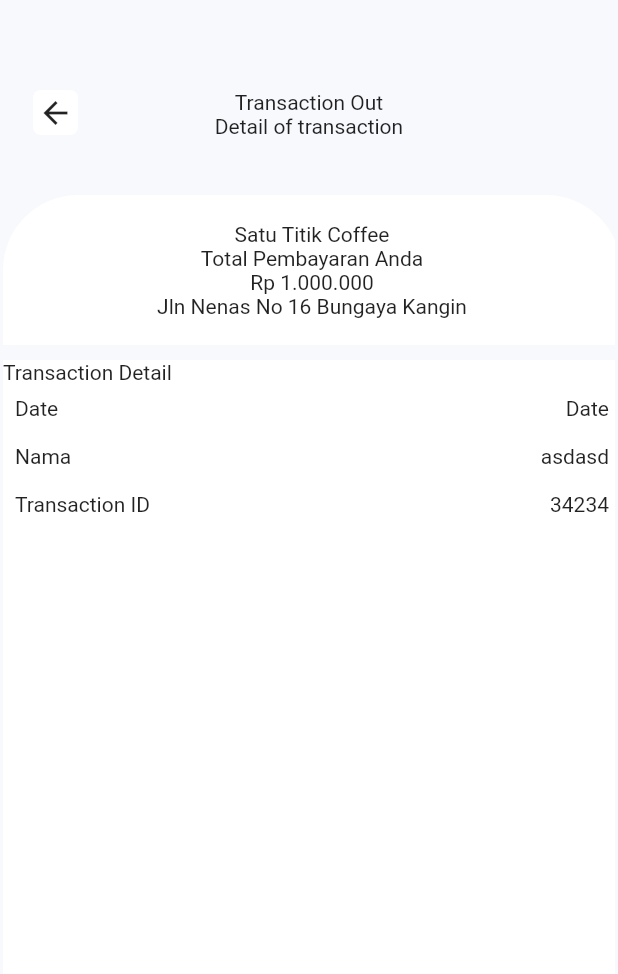
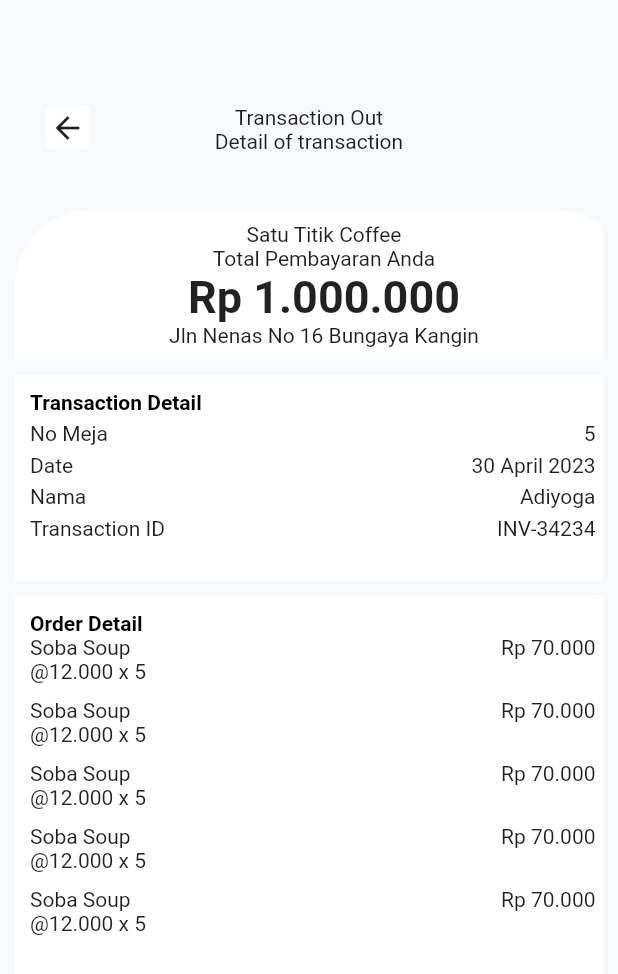
Before and after one commit to adiyoga27/SI_FLUTTER_SATU_TITIK, a Flutter app: the InvoicePage screen opened directly, on a phone screen of 412 x 824 dp. Shown: the top 974 px of the screen. Run offline on Flutter 3.47's test engine with Material 2 defaults, Android fonts, the phone set to English and light mode, and no system bars; our stand-ins replace fluttertoast, get, permission_handler, smooth_page_indicator; missing offline and left inert: qr_code_scanner.

Commit message:
Update Cart

```diff
--- a/lib/Screens/cart/invoice.dart
+++ b/lib/Screens/cart/invoice.dart
@@ -1,12 +1,12 @@
 import 'package:flutter/cupertino.dart';
 import 'package:flutter/material.dart';
-import 'package:food_delivery_app/Screens/cart/widget/product_card.dart';
-import 'package:food_delivery_app/Screens/details/widget/food_detail.dart';
-import 'package:food_delivery_app/Screens/details/widget/food_image.dart';
-import 'package:food_delivery_app/constants/colors.dart';
+import 'package:satutitik/Screens/cart/widget/product_card.dart';
+import 'package:satutitik/Screens/details/widget/food_detail.dart';
+import 'package:satutitik/Screens/details/widget/food_image.dart';
+import 'package:satutitik/constants/colors.dart';
 
-import 'package:food_delivery_app/models/food.dart';
-import 'package:food_delivery_app/widgets/custom_app_bar.dart';
+import 'package:satutitik/models/food.dart';
+import 'package:satutitik/widgets/custom_app_bar.dart';
 import 'package:get/get.dart';
 
 class InvoicePage extends StatelessWidget {
@@ -15,7 +15,7 @@ class InvoicePage extends StatelessWidget {
     return Scaffold(
       backgroundColor: Color(0xfff8f9fd),
       body: Padding(
-          padding: EdgeInsets.symmetric(horizontal: 2.0),
+          padding: EdgeInsets.symmetric(horizontal: 10.0, vertical: 10.0),
           child: Stack(children: [
             Positioned(
                 top: 60,
@@ -48,15 +48,22 @@ class InvoicePage extends StatelessWidget {
                 child: Column(
                   children: [
                     Container(
-                      child: Column(
-                        mainAxisAlignment: MainAxisAlignment.center,
-                        crossAxisAlignment: CrossAxisAlignment.center,
-                        children: [
-                          Text('Satu Titik Coffee'),
-                          Text('Total Pembayaran Anda'),
-                          Text('Rp 1.000.000'),
-                          Text('Jln Nenas No 16 Bungaya Kangin'),
-                        ],
+                      child: Padding(
+                        padding: const EdgeInsets.all(8.0),
+                        child: Column(
+                          mainAxisAlignment: MainAxisAlignment.center,
+                          crossAxisAlignment: CrossAxisAlignment.center,
+                          children: [
+                            Text('Satu Titik Coffee'),
+                            Text('Total Pembayaran Anda'),
+                            Text(
+                              'Rp 1.000.000',
+                              style: TextStyle(
+                                  fontSize: 30.0, fontWeight: FontWeight.bold),
+                            ),
+                            Text('Jln Nenas No 16 Bungaya Kangin'),
+                          ],
+                        ),
                       ),
                       height: 100,
                       width: Get.width,
@@ -72,86 +79,123 @@ class InvoicePage extends StatelessWidget {
                       height: 10.0,
                     ),
                     Container(
-                      child: Column(
-                        mainAxisAlignment: MainAxisAlignment.start,
-                        crossAxisAlignment: CrossAxisAlignment.start,
-                        children: [
-                          Text('Transaction Detail'),
-                          Padding(
-                            padding: const EdgeInsets.all(8.0),
-                            child: Row(
+                      child: Padding(
+                        padding: const EdgeInsets.only(
+                            top: 10.0, bottom: 10.0, left: 10.0, right: 25.0),
+                        child: Column(
+                          crossAxisAlignment: CrossAxisAlignment.start,
+                          children: [
+                            Text(
+                              'Transaction Detail',
+                              style: TextStyle(
+                                  color: Colors.black,
+                                  fontWeight: FontWeight.bold),
+                            ),
+                            SizedBox(
+                              height: 5.0,
+                            ),
+                            Row(
+                              mainAxisAlignment: MainAxisAlignment.spaceBetween,
+                              children: [
+                                Text('No Meja'),
+                                Text('5'),
+                              ],
+                            ),
+                            SizedBox(
+                              height: 5.0,
+                            ),
+                            Row(
                               mainAxisAlignment: MainAxisAlignment.spaceBetween,
                               children: [
                                 Text('Date'),
-                                Text('Date'),
+                                Text('30 April 2023'),
                               ],
                             ),
-                          ),
-                          Padding(
-                            padding: const EdgeInsets.all(8.0),
-                            child: Row(
+                            SizedBox(
+                              height: 5.0,
+                            ),
+                            Row(
                               mainAxisAlignment: MainAxisAlignment.spaceBetween,
                               children: [
                                 Text('Nama'),
-                                Text('asdasd'),
+                                Text('Adiyoga'),
                               ],
                             ),
-                          ),
-                          Padding(
-                            padding: const EdgeInsets.all(8.0),
-                            child: Row(
+                            SizedBox(
+                              height: 5.0,
+                            ),
+                            Row(
                               mainAxisAlignment: MainAxisAlignment.spaceBetween,
                               children: [
                                 Text('Transaction ID'),
-                                Text('34234'),
+                                Text('INV-34234'),
                               ],
                             ),
-                          ),
-                        ],
+                          ],
+                        ),
                       ),
-                      height: Get.height / 1.2,
+                      height: Get.height / 6,
                       width: Get.width,
                       color: Colors.white,
                     ),
                     SizedBox(
-                      height: 100.0,
+                      height: 10.0,
                     ),
                     Container(
-                      child: Column(
-                        children: [
-                          Text('Transaction Detailaaaaaaaa'),
-                          Padding(
-                            padding: const EdgeInsets.all(8.0),
-                            child: Row(
-                              mainAxisAlignment: MainAxisAlignment.spaceBetween,
-                              children: [
-                                Text('Date'),
-                                Text('Date'),
-                              ],
+                      child: Padding(
+                        padding: const EdgeInsets.only(
+                          top: 10.0,
+                          bottom: 10.0,
+                          left: 10.0,
+                          right: 25.0,
+                        ),
+                        child: Column(
+                          crossAxisAlignment: CrossAxisAlignment.start,
+                          children: [
+                            Text(
+                              'Order Detail',
+                              style: TextStyle(
+                                  color: Colors.black,
+                                  fontWeight: FontWeight.bold),
                             ),
-                          ),
-                          Padding(
-                            padding: const EdgeInsets.all(8.0),
-                            child: Row(
-                              mainAxisAlignment: MainAxisAlignment.spaceBetween,
-                              children: [
-                                Text('Nama'),
-                                Text('asdasd'),
-                              ],
+                            Expanded(
+                              flex: 1,
+                              child: ListView.separated(
+                                itemCount: 5,
+                                itemBuilder: (context, index) {
+                                  return Row(
+                                    crossAxisAlignment:
+                                        CrossAxisAlignment.start,
+                                    mainAxisAlignment:
+                                        MainAxisAlignment.spaceBetween,
+                                    children: [
+                                      Column(
+                                        crossAxisAlignment:
+                                            CrossAxisAlignment.start,
+                                        mainAxisAlignment:
+                                            MainAxisAlignment.start,
+                                        children: [
+                                          Text('Soba Soup'),
+                                          Text('@12.000 x 5'),
+                                          SizedBox(
+                                            height: 10.0,
+                                          ),
+                                        ],
+                                      ),
+                                      Text('Rp 70.000'),
+                                    ],
+                                  );
+                                },
+                                separatorBuilder: (_, index) => SizedBox(
+                                  width: 15,
+                                ),
+                              ),
                             ),
-                          ),
-                          Padding(
-                            padding: const EdgeInsets.all(8.0),
-                            child: Row(
-                              mainAxisAlignment: MainAxisAlignment.spaceBetween,
-                              children: [
-                                Text('Transaction ID'),
-                                Text('34234'),
-                              ],
-                            ),
-                          ),
-                        ],
+                          ],
+                        ),
                       ),
+                      height: Get.height,
+                      width: Get.width,
                       color: Colors.white,
                     ),
                   ],
--- a/lib/Screens/cart/widget/product_card.dart
+++ b/lib/Screens/cart/widget/product_card.dart
@@ -1,6 +1,6 @@
 import 'package:flutter/material.dart';
 import 'package:flutter/widgets.dart';
-import 'package:food_delivery_app/constants/colors.dart';
+import 'package:satutitik/constants/colors.dart';
 
 class ProductCard extends StatelessWidget {
   const ProductCard({Key? key, this.name, this.price, this.qty, this.image})
--- a/lib/Screens/details/widget/food_image.dart
+++ b/lib/Screens/details/widget/food_image.dart
@@ -1,6 +1,6 @@
 import 'package:flutter/material.dart';
-import 'package:food_delivery_app/constants/colors.dart';
-import 'package:food_delivery_app/models/food.dart';
+import 'package:satutitik/constants/colors.dart';
+import 'package:satutitik/models/food.dart';
 
 class FoodImg extends StatelessWidget {
   final Food? food;
--- a/lib/Screens/details/widget/food_quantity.dart
+++ b/lib/Screens/details/widget/food_quantity.dart
@@ -2,10 +2,10 @@ import 'package:flutter/cupertino.dart';
 import 'package:flutter/material.dart';
 import 'package:flutter/painting.dart';
 import 'package:fluttertoast/fluttertoast.dart';
-import 'package:food_delivery_app/constants/colors.dart';
-import 'package:food_delivery_app/controllers/CartController.dart';
+import 'package:satutitik/constants/colors.dart';
+import 'package:satutitik/controllers/CartController.dart';
 
-import 'package:food_delivery_app/models/food.dart';
+import 'package:satutitik/models/food.dart';
 import 'package:get/get.dart';
 
 class FoodQuantity extends StatelessWidget {
--- a/lib/Screens/home/widget/food_item.dart
+++ b/lib/Screens/home/widget/food_item.dart
@@ -1,9 +1,9 @@
 import 'package:flutter/cupertino.dart';
 import 'package:flutter/material.dart';
 import 'package:flutter/painting.dart';
-import 'package:food_delivery_app/constants/colors.dart';
+import 'package:satutitik/constants/colors.dart';
 
-import 'package:food_delivery_app/models/food.dart';
+import 'package:satutitik/models/food.dart';
 
 class FoodItem extends StatelessWidget {
   final Food food;
--- a/lib/Screens/home/widget/food_list.dart
+++ b/lib/Screens/home/widget/food_list.dart
@@ -1,8 +1,8 @@
 import 'package:flutter/cupertino.dart';
 import 'package:flutter/material.dart';
-import 'package:food_delivery_app/constants/colors.dart';
+import 'package:satutitik/constants/colors.dart';
 
-import 'package:food_delivery_app/models/restaurant.dart';
+import 'package:satutitik/models/restaurant.dart';
 
 class FoodList extends StatelessWidget {
   final int? selected;
--- a/lib/Screens/home/widget/food_list_view.dart
+++ b/lib/Screens/home/widget/food_list_view.dart
@@ -1,8 +1,8 @@
 import 'package:flutter/material.dart';
-import 'package:food_delivery_app/Screens/details/detail.dart';
-import 'package:food_delivery_app/Screens/home/widget/food_item.dart';
+import 'package:satutitik/Screens/details/detail.dart';
+import 'package:satutitik/Screens/home/widget/food_item.dart';
 
-import 'package:food_delivery_app/models/restaurant.dart';
+import 'package:satutitik/models/restaurant.dart';
 
 class FoodListView extends StatelessWidget {
   final int? selected;
--- a/lib/Screens/home/widget/restaurant_info.dart
+++ b/lib/Screens/home/widget/restaurant_info.dart
@@ -2,8 +2,8 @@ import 'package:flutter/cupertino.dart';
 import 'package:flutter/material.dart';
 import 'package:flutter/painting.dart';
 import 'package:flutter/rendering.dart';
-import 'package:food_delivery_app/constants/colors.dart';
-import 'package:food_delivery_app/models/restaurant.dart';
+import 'package:satutitik/constants/colors.dart';
+import 'package:satutitik/models/restaurant.dart';
 
 class RestaurantInfo extends StatelessWidget {
   final restaurant = Restaurant.generateRestaurant();
--- a/lib/controllers/CartController.dart
+++ b/lib/controllers/CartController.dart
@@ -1,5 +1,5 @@
 import 'package:fluttertoast/fluttertoast.dart';
-import 'package:food_delivery_app/Screens/cart/invoice.dart';
+import 'package:satutitik/Screens/cart/invoice.dart';
 import 'package:get/get.dart';
 
 class CartController extends GetxController {
--- a/lib/main.dart
+++ b/lib/main.dart
@@ -1,6 +1,7 @@
 import 'package:flutter/material.dart';
 import 'package:flutter/services.dart';
-import 'package:food_delivery_app/Screens/home/home.dart';
+import 'package:satutitik/Screens/home/home.dart';
+import 'package:satutitik/Screens/qr/scan.dart';
 import 'package:get/get.dart';
 
 void main() {
@@ -16,7 +17,7 @@ class MyApp extends StatelessWidget {
     return GetMaterialApp(
       debugShowCheckedModeBanner: false,
       title: 'Food Delivery App',
-      home: HomePage(),
+      home: ScanPage(),
     );
   }
 }
--- a/pubspec.yaml
+++ b/pubspec.yaml
@@ -1,4 +1,4 @@
-name: food_delivery_app
+name: satutitik
 description: A new Flutter project.
 
 # The following line prevents the package from being accidentally published to
@@ -27,6 +27,8 @@ dependencies:
   smooth_page_indicator: ^1.0.0+2
   get: ^4.6.5
   fluttertoast: ^8.2.1
+  qr_code_scanner: ^1.0.1
+  permission_handler: ^10.2.0
 
 dev_dependencies:
   flutter_test:
```
Also changed, not shown: lib/Screens/details/detail.dart (+6 -6 lines), lib/Screens/details/widget/food_detail.dart (+4 -4 lines), lib/Screens/home/home.dart (+7 -7 lines), lib/Screens/qr/scan.dart (added, +175 -0 lines), pubspec.lock, 12 other files.
